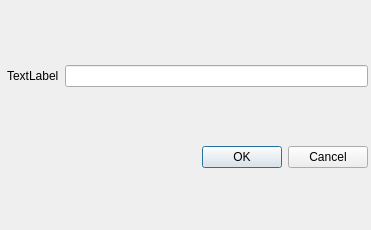
Qt form UserApp/EditDialog.ui (proximax-storage/cpp-xpx-storage-user-app) before a commit.
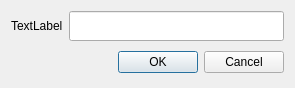
The same form after that commit.

What changed in the file:
```diff
--- a/UserApp/EditDialog.ui
+++ b/UserApp/EditDialog.ui
@@ -6,43 +6,67 @@
    <rect>
     <x>0</x>
     <y>0</y>
-    <width>371</width>
-    <height>230</height>
+    <width>295</width>
+    <height>86</height>
    </rect>
   </property>
   <property name="windowTitle">
    <string>Dialog</string>
   </property>
-  <widget class="QWidget" name="verticalLayoutWidget_2">
-   <property name="geometry">
-    <rect>
-     <x>7</x>
-     <y>12</y>
-     <width>361</width>
-     <height>209</height>
-    </rect>
-   </property>
-   <layout class="QVBoxLayout" name="verticalLayout_2">
-    <item>
-     <layout class="QVBoxLayout" name="verticalLayout_3">
+  <layout class="QVBoxLayout" name="verticalLayout">
       <item>
        <layout class="QHBoxLayout" name="horizontalLayout_4">
         <item>
          <widget class="QLabel" name="label">
+       <property name="minimumSize">
+        <size>
+         <width>0</width>
+         <height>30</height>
+        </size>
+       </property>
+       <property name="maximumSize">
+        <size>
+         <width>16777215</width>
+         <height>30</height>
+        </size>
+       </property>
           <property name="text">
            <string>TextLabel</string>
           </property>
          </widget>
         </item>
         <item>
-         <widget class="QLineEdit" name="lineEdit"/>
-        </item>
-       </layout>
+      <widget class="QLineEdit" name="lineEdit">
+       <property name="minimumSize">
+        <size>
+         <width>0</width>
+         <height>30</height>
+        </size>
+       </property>
+       <property name="maximumSize">
+        <size>
+         <width>16777215</width>
+         <height>30</height>
+        </size>
+       </property>
+      </widget>
       </item>
      </layout>
     </item>
     <item>
      <widget class="QDialogButtonBox" name="buttonBox">
+     <property name="minimumSize">
+      <size>
+       <width>0</width>
+       <height>30</height>
+      </size>
+     </property>
+     <property name="maximumSize">
+      <size>
+       <width>16777215</width>
+       <height>30</height>
+      </size>
+     </property>
       <property name="orientation">
        <enum>Qt::Horizontal</enum>
       </property>
@@ -52,7 +76,6 @@
      </widget>
     </item>
    </layout>
-  </widget>
  </widget>
  <resources/>
  <connections>
```
Lines whose indentation alone changed are shown as unchanged.
